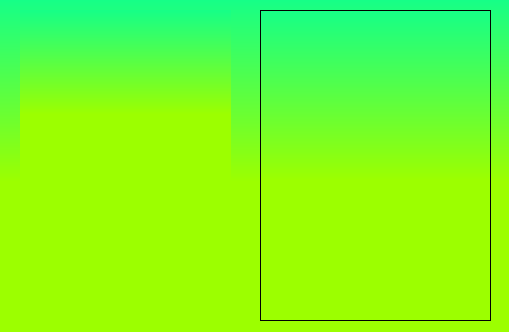
Before: the Qt Designer form Style_PlayerNE.ui in NicholasEisemann/Player, drawn with Qt 5.
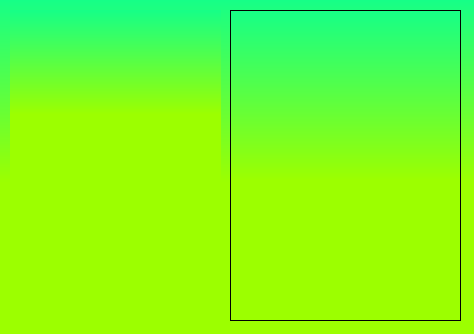
After: the same form once the commit is applied. Icons and pictures are not drawn.

Diff of the .ui file:
```diff
--- a/Style_PlayerNE.ui
+++ b/Style_PlayerNE.ui
@@ -6,20 +6,20 @@
    <rect>
     <x>0</x>
     <y>0</y>
-    <width>509</width>
-    <height>332</height>
+    <width>474</width>
+    <height>334</height>
    </rect>
   </property>
   <property name="minimumSize">
    <size>
-    <width>0</width>
-    <height>0</height>
+    <width>474</width>
+    <height>334</height>
    </size>
   </property>
   <property name="maximumSize">
    <size>
-    <width>16777215</width>
-    <height>16777215</height>
+    <width>474</width>
+    <height>334</height>
    </size>
   </property>
   <property name="windowTitle">
@@ -88,7 +88,7 @@
     </property>
     <property name="geometry">
      <rect>
-      <x>40</x>
+      <x>30</x>
       <y>220</y>
       <width>51</width>
       <height>41</height>
@@ -142,7 +142,7 @@
    <widget class="QLabel" name="label">
     <property name="geometry">
      <rect>
-      <x>20</x>
+      <x>10</x>
       <y>10</y>
       <width>211</width>
       <height>191</height>
@@ -176,7 +176,7 @@
     </property>
     <property name="geometry">
      <rect>
-      <x>100</x>
+      <x>90</x>
       <y>220</y>
       <width>51</width>
       <height>41</height>
@@ -232,7 +232,7 @@
     </property>
     <property name="geometry">
      <rect>
-      <x>170</x>
+      <x>160</x>
       <y>220</y>
       <width>51</width>
       <height>41</height>
@@ -285,7 +285,7 @@
    <widget class="QListWidget" name="listWidget">
     <property name="geometry">
      <rect>
-      <x>260</x>
+      <x>230</x>
       <y>10</y>
       <width>231</width>
       <height>311</height>
```
Left out of the diff: 141 changed lines with no effect on the pictures.
